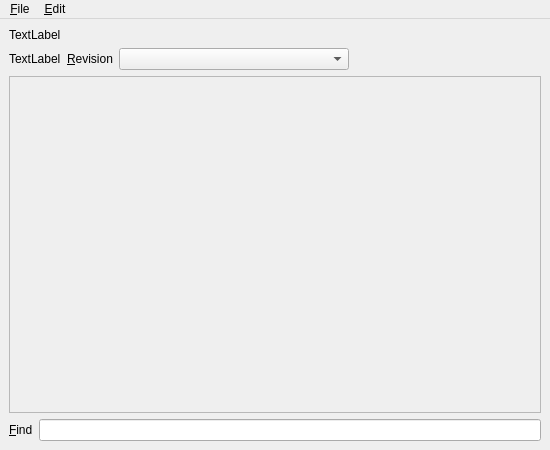
Old version of the form branches/trunk/UI/spot-on-pageviewer.ui in the repository textbrowser/spot-on.
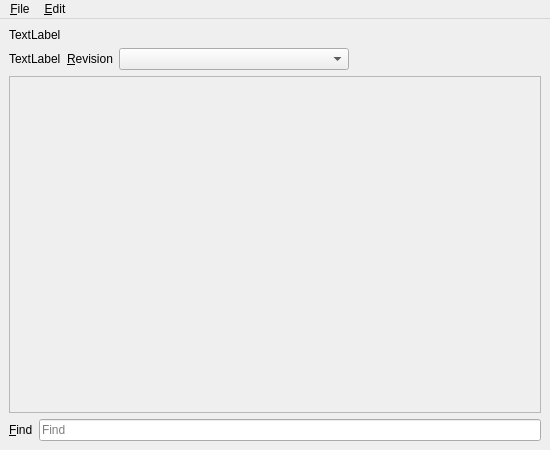
New version of the form. Icons and pictures are not drawn.

What changed in the file:
```diff
--- a/branches/trunk/UI/spot-on-pageviewer.ui
+++ b/branches/trunk/UI/spot-on-pageviewer.ui
@@ -126,6 +126,9 @@
         <property name="toolTip">
          <string>Please press the Enter key after providing the search text.</string>
         </property>
+        <property name="placeholderText">
+         <string>Find</string>
+        </property>
        </widget>
       </item>
      </layout>
```
